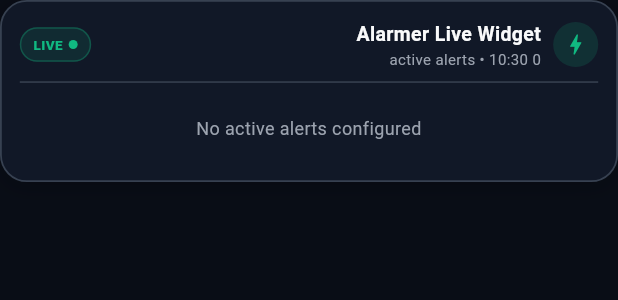
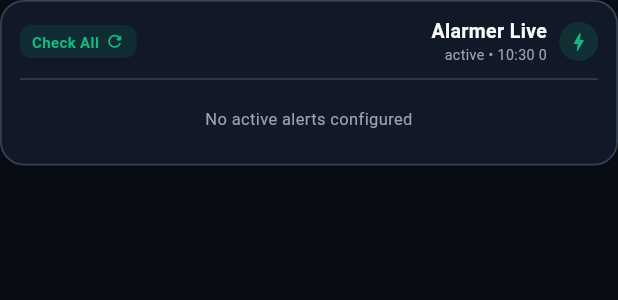
Before and after one commit to Mehran-Amp/Alarmer, a Flutter app: the AlertHomeWidgetView widget shown alone on an empty page, opened directly with empty values, on a phone screen of 412 x 824 dp. Shown: the top 300 px of the screen. Run offline on Flutter 3.47's test engine with Material 3 defaults, Android fonts, the phone set to English and light mode, and no system bars; our stand-ins replace audioplayers, dio, equatable, flutter_bloc, flutter_local_notifications, permission_handler; missing offline and left inert: flutter_background_service.

Commit message:
feat(widget): redesign Alarmer home widget
Implement ultra-clean UI, add "Refresh All" functionality via native intent, and optimize layout for compact display.

```diff
--- a/lib/core/services/native_widget_sync_service.dart
+++ b/lib/core/services/native_widget_sync_service.dart
@@ -79,8 +79,8 @@
 
       final payload = {
         'activeCount': activeCount,
-        'title': 'Alarmer Live Widget',
-        'subtitle': '$activeCount active alerts • Live',
+        'title': 'Alarmer Live',
+        'subtitle': '$activeCount active',
         'footerText': 'Tap to open Alarmer',
         'theme': themeColors,
         'items': items,
--- a/lib/features/widgets/alert_home_widget.dart
+++ b/lib/features/widgets/alert_home_widget.dart
@@ -5,9 +5,12 @@
 import '../alert_engine/repositories/json_alert_rule_repository.dart';
 import '../../core/utils/format_utils.dart';
 
-/// Interactive Home Screen Widget representation for Alarmer.
-/// Displays active market alerts, live ticker prices, percentage change, and quick actions.
-/// Always rendered in English with exact app alert order, real percentage + arrow, and dynamic theme contrast.
+/// Redesigned, ultra-clean Home Screen Widget representation for Alarmer.
+/// - Exact alert order
+/// - Clean single-line row: Symbol | Price | Pure Percentage + Arrow
+/// - Dedicated Check/Refresh All button in header
+/// - 100% Theme unified with active app palette
+/// - No exchange name, no notes, compact wrap-content height
 class AlertHomeWidgetView extends StatelessWidget {
   final JsonAlertRuleRepository repository;
   final String lang;
@@ -36,29 +39,29 @@
     return Container(
       decoration: BoxDecoration(
         color: theme.cardColor,
-        borderRadius: BorderRadius.circular(18),
+        borderRadius: BorderRadius.circular(16),
         border: Border.all(
           color: theme.dividerColor,
           width: 1.2,
         ),
         boxShadow: [
           BoxShadow(
-            color: theme.shadowColor.withValues(alpha: isDark ? 0.2 : 0.06),
-            blurRadius: 12,
+            color: Colors.black.withValues(alpha: isDark ? 0.25 : 0.05),
+            blurRadius: 10,
             offset: const Offset(0, 3),
           ),
         ],
       ),
-      padding: const EdgeInsets.all(12),
+      padding: const EdgeInsets.symmetric(horizontal: 12, vertical: 10),
       child: Column(
         crossAxisAlignment: CrossAxisAlignment.stretch,
         mainAxisSize: MainAxisSize.min,
         children: [
-          // Widget Header (Always English, High Contrast)
+          // Header Bar with Check All Button
           Row(
             children: [
               Container(
-                padding: const EdgeInsets.all(6),
+                padding: const EdgeInsets.all(5),
                 decoration: BoxDecoration(
                   color: theme.colorScheme.primary.withValues(alpha: 0.15),
                   shape: BoxShape.circle,
@@ -66,7 +69,7 @@
                 child: Icon(
                   Icons.bolt_rounded,
                   color: theme.colorScheme.primary,
-                  size: 18,
+                  size: 16,
                 ),
               ),
               const SizedBox(width: 8),
@@ -75,7 +78,7 @@
                   crossAxisAlignment: CrossAxisAlignment.start,
                   children: [
                     Text(
-                      'Alarmer Live Widget',
+                      'Alarmer Live',
                       style: TextStyle(
                         fontSize: 13,
                         fontWeight: FontWeight.bold,
@@ -83,76 +86,63 @@
                       ),
                     ),
                     Text(
-                      '${activeRules.length} active alerts • ${DateFormat('HH:mm').format(DateTime.now())}',
+                      '${activeRules.length} active • ${DateFormat('HH:mm').format(DateTime.now())}',
                       style: TextStyle(
-                        fontSize: 10,
-                        color: theme.textTheme.bodySmall?.color ?? theme.colorScheme.onSurface.withValues(alpha: 0.6),
+                        fontSize: 9.5,
+                        color: isDark ? const Color(0xFF9CA3AF) : const Color(0xFF4B5563),
                       ),
                     ),
                   ],
                 ),
               ),
-              // Live Indicator Pill
-              Container(
+              // Check / Refresh All Currencies Button
+              Material(
+                color: theme.colorScheme.primary.withValues(alpha: 0.12),
+                borderRadius: BorderRadius.circular(8),
+                child: InkWell(
+                  onTap: onRefresh,
+                  borderRadius: BorderRadius.circular(8),
+                  child: Container(
                     padding: const EdgeInsets.symmetric(horizontal: 8, vertical: 4),
-                decoration: BoxDecoration(
-                  color: theme.colorScheme.primary.withValues(alpha: 0.12),
-                  borderRadius: BorderRadius.circular(12),
-                  border: Border.all(
-                    color: theme.colorScheme.primary.withValues(alpha: 0.3),
-                    width: 1,
-                  ),
-                ),
                     child: Row(
                       mainAxisSize: MainAxisSize.min,
                       children: [
-                    Container(
-                      width: 6,
-                      height: 6,
-                      decoration: BoxDecoration(
+                        Icon(
+                          Icons.refresh_rounded,
+                          size: 13,
                           color: theme.colorScheme.primary,
-                        shape: BoxShape.circle,
-                      ),
                         ),
                         const SizedBox(width: 4),
                         Text(
-                      'LIVE',
+                          'Check All',
                           style: TextStyle(
-                        fontSize: 9,
-                        fontWeight: FontWeight.w900,
+                            fontSize: 10,
+                            fontWeight: FontWeight.bold,
                             color: theme.colorScheme.primary,
                           ),
                         ),
                       ],
                     ),
                   ),
-              if (onRefresh != null) ...[
-                const SizedBox(width: 4),
-                IconButton(
-                  icon: const Icon(Icons.refresh_rounded, size: 18),
-                  padding: EdgeInsets.zero,
-                  constraints: const BoxConstraints(minWidth: 32, minHeight: 32),
-                  onPressed: onRefresh,
-                  tooltip: 'Refresh All',
                 ),
-              ],
+              ),
             ],
           ),
 
           const SizedBox(height: 8),
           Divider(height: 1, color: theme.dividerColor),
-          const SizedBox(height: 8),
+          const SizedBox(height: 6),
 
-          // Alerts List in Widget
+          // Alert Items List (One horizontal line per alert, wrap height)
           if (allRules.isEmpty)
             Padding(
-              padding: const EdgeInsets.symmetric(vertical: 14),
+              padding: const EdgeInsets.symmetric(vertical: 12),
               child: Center(
                 child: Text(
                   'No active alerts configured',
                   style: TextStyle(
-                    fontSize: 12,
-                    color: theme.textTheme.bodySmall?.color ?? theme.colorScheme.onSurface.withValues(alpha: 0.5),
+                    fontSize: 11,
+                    color: isDark ? const Color(0xFF9CA3AF) : const Color(0xFF4B5563),
                   ),
                 ),
               ),
@@ -162,21 +152,21 @@
               shrinkWrap: true,
               physics: const NeverScrollableScrollPhysics(),
               itemCount: isCompact ? allRules.take(3).length : allRules.take(5).length,
-              separatorBuilder: (_, __) => const SizedBox(height: 6),
+              separatorBuilder: (_, __) => const SizedBox(height: 5),
               itemBuilder: (context, index) {
                 final rule = allRules[index];
-                return _buildWidgetAlertRow(context, rule, theme, isDark);
+                return _buildSingleLineAlertRow(context, rule, theme, isDark);
               },
             ),
 
           if (allRules.length > (isCompact ? 3 : 5)) ...[
-            const SizedBox(height: 6),
+            const SizedBox(height: 4),
             Center(
               child: Text(
                 '+ ${allRules.length - (isCompact ? 3 : 5)} more alerts in background',
                 style: TextStyle(
-                  fontSize: 10,
-                  color: theme.textTheme.bodySmall?.color ?? theme.colorScheme.onSurface.withValues(alpha: 0.5),
+                  fontSize: 9.5,
+                  color: isDark ? const Color(0xFF9CA3AF) : const Color(0xFF4B5563),
                 ),
               ),
             ),
@@ -186,7 +176,8 @@
     );
   }
 
-  Widget _buildWidgetAlertRow(
+  /// Single line alert row: Symbol | Price | Percentage+Arrow Badge
+  Widget _buildSingleLineAlertRow(
     BuildContext context,
     AlertRule rule,
     ThemeData theme,
@@ -197,7 +188,7 @@
         ? FormatUtils.formatPrice(currentPrice, currencySymbol: rule.pair.counterCurrency)
         : '—';
 
-    // One-shot condition done check
+    // Check if one-shot condition fulfilled
     final isOneShot = rule.conditionType == AlertConditionType.priceThreshold;
     final isDone = isOneShot && (!rule.isActive || rule.isTriggered);
 
@@ -210,7 +201,7 @@
       badgeBgColor = isDark ? const Color(0xFF2B2410) : const Color(0xFFFEF3C7);
       badgeTextColor = isDark ? const Color(0xFFE3B341) : const Color(0xFFD97706);
     } else {
-      // Calculate real percentage change from base / last checked price
+      // Calculate percentage change since last check or base price
       final base = rule.basePrice ?? currentPrice;
       double diffPct = 0.0;
       if (base > 0 && currentPrice > 0) {
@@ -225,9 +216,11 @@
       badgeText = '$sign${diffPct.toStringAsFixed(2)}% $arrow';
 
       if (isUp) {
+        // Entire percentage badge (text, number, %, sign, arrow) in unified green
         badgeBgColor = isDark ? const Color(0xFF1A2E20) : const Color(0xFFDCFCE7);
         badgeTextColor = isDark ? const Color(0xFF3FB950) : const Color(0xFF15803D);
       } else {
+        // Entire percentage badge in unified red
         badgeBgColor = isDark ? const Color(0xFF2E1A1D) : const Color(0xFFFEE2E2);
         badgeTextColor = isDark ? const Color(0xFFF85149) : const Color(0xFFB91C1C);
       }
@@ -236,20 +229,20 @@
     final priceColor = isDark ? const Color(0xFFF59E0B) : const Color(0xFFD97706);
 
     return Container(
-      padding: const EdgeInsets.symmetric(horizontal: 10, vertical: 8),
+      padding: const EdgeInsets.symmetric(horizontal: 9, vertical: 6),
       decoration: BoxDecoration(
         color: isDark
-            ? theme.scaffoldBackgroundColor.withValues(alpha: 0.7)
+            ? theme.scaffoldBackgroundColor.withValues(alpha: 0.8)
             : theme.scaffoldBackgroundColor,
-        borderRadius: BorderRadius.circular(10),
+        borderRadius: BorderRadius.circular(8),
         border: Border.all(
-          color: theme.dividerColor.withValues(alpha: 0.8),
-          width: 1,
+          color: theme.dividerColor.withValues(alpha: 0.6),
+          width: 0.8,
         ),
       ),
       child: Row(
         children: [
-          // Symbol
+          // Symbol (Fixed Left)
           Text(
             rule.pair.displayName,
             style: TextStyle(
@@ -260,7 +253,7 @@
           ),
           const SizedBox(width: 8),
 
-          // Live Current Price
+          // Price (Middle Expanded)
           Expanded(
             child: Text(
               formattedPrice,
@@ -273,12 +266,12 @@
             ),
           ),
 
-          // Percentage + Arrow Badge
+          // Percentage + Arrow (Fixed Right, Unified Color)
           Container(
-            padding: const EdgeInsets.symmetric(horizontal: 7, vertical: 3),
+            padding: const EdgeInsets.symmetric(horizontal: 6, vertical: 2.5),
             decoration: BoxDecoration(
               color: badgeBgColor,
-              borderRadius: BorderRadius.circular(6),
+              borderRadius: BorderRadius.circular(5),
             ),
             child: Text(
               badgeText,
```
Also changed, not shown: 2 other files. Lines whose indentation alone changed are shown as unchanged.
